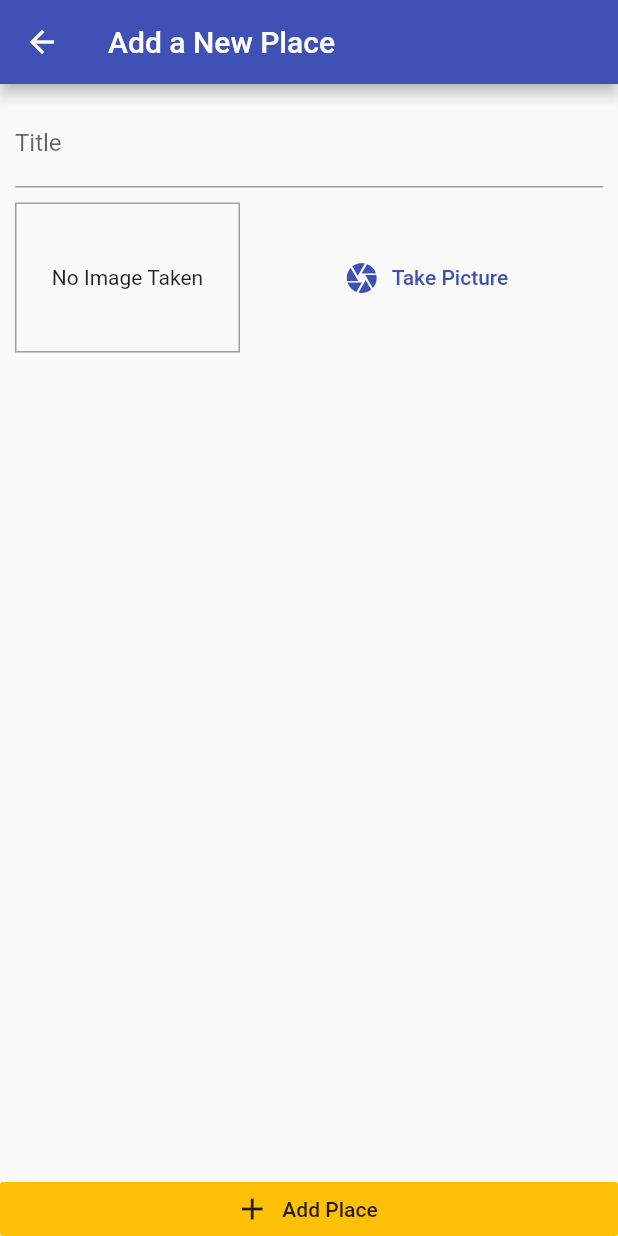
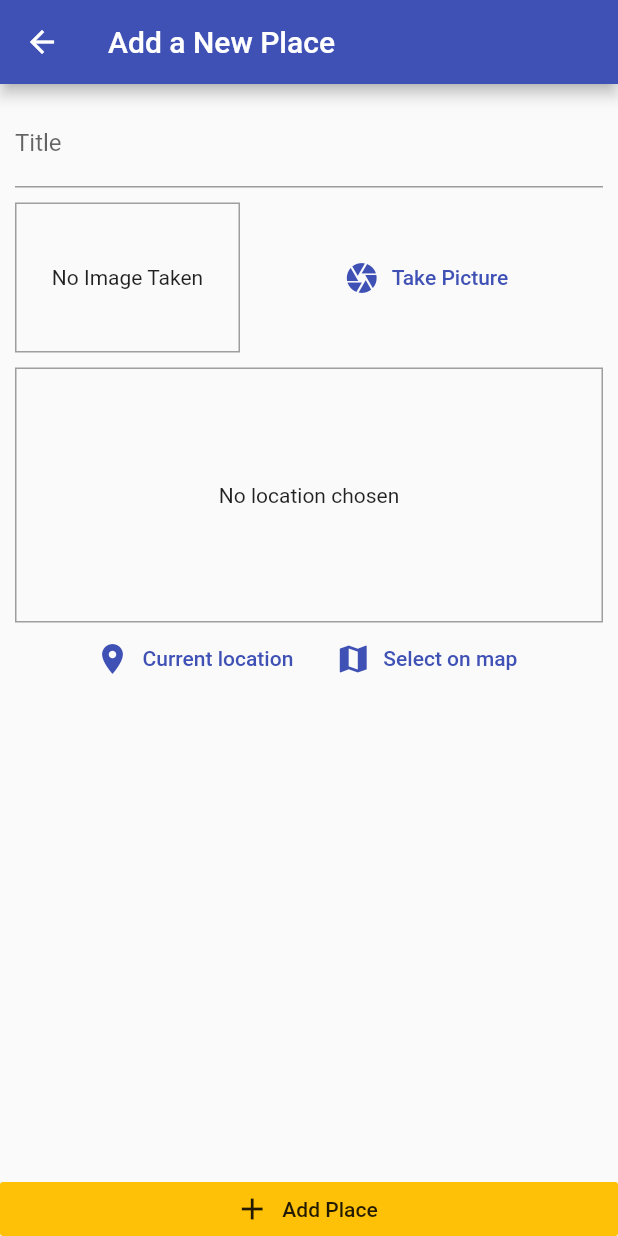
Before and after one commit to Reiko-Developer/LocationApp, a Flutter app: the AddPlaceScreen screen opened by its route, on a phone screen of 412 x 824 dp. Run offline on Flutter 3.47's test engine with Material 2 defaults, Android fonts, the phone set to English and light mode, and no system bars; our stand-ins replace google_maps_flutter, image_picker, location, sqflite; accounts and stored records are empty.

Commit message:
Added Google Maps
Now the user can pick a Location on the map.

```diff
--- a/location_app/lib/models/place.dart
+++ b/location_app/lib/models/place.dart
@@ -7,7 +7,7 @@ class PlaceLocation {
   final double longitude;
   final String address;
 
-  PlaceLocation({
+  const PlaceLocation({
     @required this.latitude,
     @required this.longitude,
     this.address,
--- a/location_app/lib/screens/add_place_screen.dart
+++ b/location_app/lib/screens/add_place_screen.dart
@@ -4,6 +4,8 @@ import 'package:flutter/material.dart';
 import 'package:provider/provider.dart';
 
 import '../widgets/image_input.dart';
+import '../widgets/location_input.dart';
+
 import '../providers/great_places.dart';
 
 class AddPlaceScreen extends StatefulWidget {
@@ -49,10 +51,10 @@ class _AddPlaceScreenState extends State<AddPlaceScreen> {
                       decoration: InputDecoration(labelText: 'Title'),
                       controller: _titleController,
                     ),
-                    SizedBox(
-                      height: 10,
-                    ),
+                    SizedBox(height: 10),
                     ImageInput(_selectImage),
+                    SizedBox(height: 10),
+                    LocationInput(),
                   ],
                 ),
               ),
--- /dev/null
+++ b/location_app/lib/widgets/location_input.dart
@@ -0,0 +1,85 @@
+import 'package:flutter/material.dart';
+import 'package:location/location.dart';
+import 'package:google_maps_flutter/google_maps_flutter.dart';
+
+import '../helpers/location_helper.dart';
+
+import '../screens/map_screen.dart';
+
+class LocationInput extends StatefulWidget {
+  LocationInput({Key key}) : super(key: key);
+
+  @override
+  _LocationInputState createState() => _LocationInputState();
+}
+
+class _LocationInputState extends State<LocationInput> {
+  String _previewImageUrl;
+
+  Future<void> _getCurrentUserLocation() async {
+    final locData = await Location().getLocation();
+    final staticMapImageUrl = LocationHelper.generateLocationPreviewImage(
+      latitude: locData.latitude,
+      longitude: locData.longitude,
+    );
+
+    setState(() {
+      _previewImageUrl = staticMapImageUrl;
+    });
+  }
+
+  Future<void> _selectOnMap() async {
+    final LatLng selectedLocation = await Navigator.of(context).push(
+      MaterialPageRoute(
+        fullscreenDialog: true,
+        builder: (ctx) => MapScreen(
+          isSelecting: true,
+        ),
+      ),
+    );
+
+    print(selectedLocation);
+
+    if (selectedLocation == null) return;
+  }
+
+  @override
+  Widget build(BuildContext context) {
+    return Column(
+      children: <Widget>[
+        Container(
+          alignment: Alignment.center,
+          decoration: BoxDecoration(
+            border: Border.all(
+              width: 1,
+              color: Colors.grey,
+            ),
+          ),
+          height: 170,
+          width: double.infinity,
+          child: _previewImageUrl == null
+              ? Text('No location chosen', textAlign: TextAlign.center)
+              : Image.network(_previewImageUrl,
+                  fit: BoxFit.cover, width: double.infinity),
+        ),
+        Row(
+          mainAxisAlignment: MainAxisAlignment.center,
+          children: <Widget>[
+            FlatButton.icon(
+              icon: Icon(Icons.location_on),
+              label: Text('Current location'),
+              textColor: Theme.of(context).primaryColor,
+              onPressed: _getCurrentUserLocation,
+            ),
+            FlatButton.icon(
+              icon: Icon(Icons.map),
+              label: Text('Select on map'),
+              textColor: Theme.of(context).primaryColor,
+              onPressed: _selectOnMap,
+            ),
+          ],
+        )
+      ],
+    );
+  }
+}
--- a/location_app/pubspec.yaml
+++ b/location_app/pubspec.yaml
@@ -28,6 +28,8 @@ dependencies:
   path_provider: ^1.6.18
   path: ^1.7.0
   sqflite: ^1.3.1+1
+  location: ^3.0.2
+  google_maps_flutter: ^1.0.2
 
   # The following adds the Cupertino Icons font to your application.
   # Use with the CupertinoIcons class for iOS style icons.
```
Also changed, not shown: location_app/lib/screens/map_screen.dart (added, +61 -0 lines), location_app/pubspec.lock, 2 other files.
